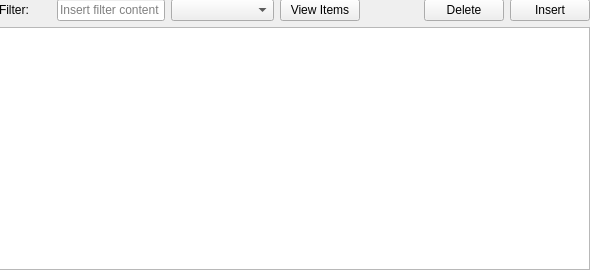
Before: the Qt Designer form View/SalesPage.ui in nhudangsleep/MLinBA_Northwinds_Management_System, drawn with Qt 5.
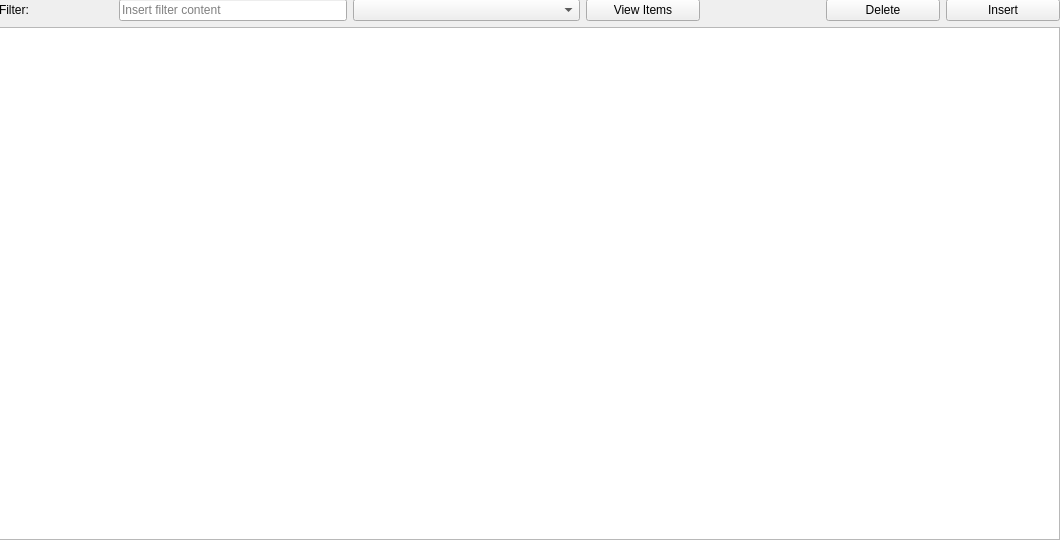
After: the same form once the commit is applied.

Commit message: Machine Learning Page

The edit to the form file:
```diff
--- a/View/SalesPage.ui
+++ b/View/SalesPage.ui
@@ -6,8 +6,8 @@
    <rect>
     <x>0</x>
     <y>0</y>
-    <width>590</width>
-    <height>270</height>
+    <width>1060</width>
+    <height>540</height>
    </rect>
   </property>
   <property name="windowTitle">
@@ -18,8 +18,8 @@
     <rect>
      <x>-1</x>
      <y>-1</y>
-     <width>591</width>
-     <height>271</height>
+     <width>1061</width>
+     <height>541</height>
     </rect>
    </property>
    <layout class="QGridLayout" name="gridLayout">
```
Left out of the diff: 2 changed lines with no effect on the pictures. The commit also changes 16 other files.
